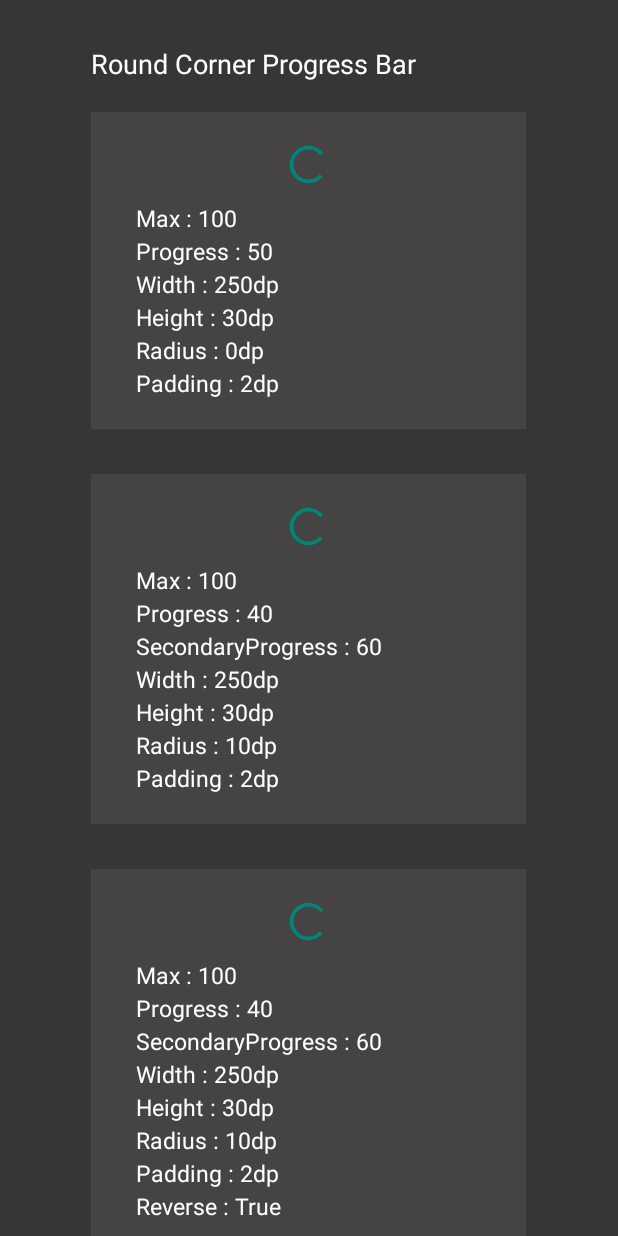
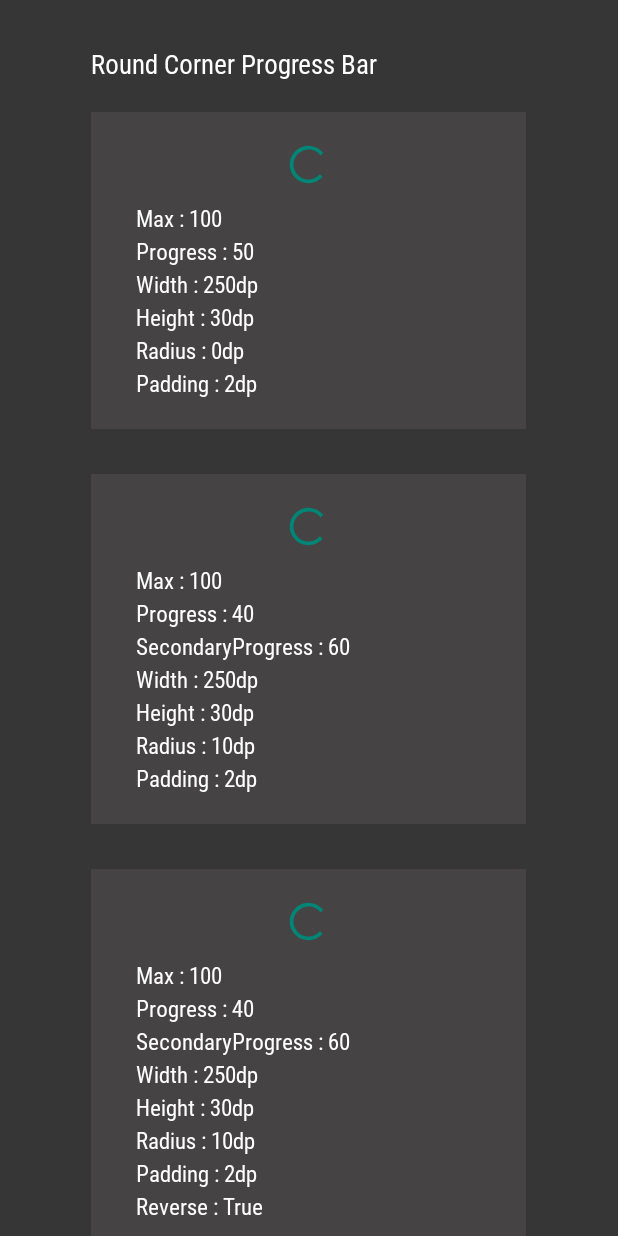
Before and after one commit to partheniadis/MT-partheniadis, an Android app: the layout activity_main_progress.xml on its own in the app's theme, with its tools: preview values and no code run, on a phone screen of 412 x 824 dp. Run offline under Robolectric (Android 15) with nearby library versions, the phone set to English and light mode, and no system bars; plain views replace IconRoundCornerProgressBar, RoundCornerProgressBar, TextRoundCornerProgressBar.

Commit message:
Added progress bar, font.

```diff
--- /dev/null
+++ b/app/src/main/java/com/example/mt_v01/CustomTextView.java
@@ -0,0 +1,26 @@
+package com.example.mt_v01;
+
+import android.content.Context;
+import android.graphics.Typeface;
+import android.util.AttributeSet;
+import android.widget.TextView;
+
+public class CustomTextView extends TextView {
+    public CustomTextView(Context context) {
+        super(context);
+        setFont();
+    }
+    public CustomTextView(Context context, AttributeSet attrs) {
+        super(context, attrs);
+        setFont();
+    }
+    public CustomTextView(Context context, AttributeSet attrs, int defStyle) {
+        super(context, attrs, defStyle);
+        setFont();
+    }
+
+    private void setFont() {
+        Typeface font = Typeface.createFromAsset(getContext().getAssets(), "fonts/RobotoCondensed-Regular.ttf");
+        setTypeface(font, Typeface.NORMAL);
+    }
+}
--- a/app/src/main/res/layout/activity_main_progress.xml
+++ b/app/src/main/res/layout/activity_main_progress.xml
@@ -32,7 +32,7 @@ limitations under the License.
         android:paddingBottom="30dp"
         android:paddingTop="30dp">
 
-        <TextView
+        <com.example.mt_v01.CustomTextView
             android:layout_width="wrap_content"
             android:layout_height="wrap_content"
             android:text="@string/round_corner_progress_bar"
@@ -58,7 +58,7 @@ limitations under the License.
                 app:rcProgressColor="@color/custom_progress_orange_progress"
                 app:rcRadius="0dp" />
 
-            <TextView
+            <com.example.mt_v01.CustomTextView
                 android:layout_width="wrap_content"
                 android:layout_height="wrap_content"
                 android:lineSpacingExtra="4dp"
@@ -91,7 +91,7 @@ limitations under the License.
                 app:rcSecondaryProgress="60"
                 app:rcSecondaryProgressColor="@color/custom_progress_green_progress_half" />
 
-            <TextView
+            <com.example.mt_v01.CustomTextView
                 android:layout_width="wrap_content"
                 android:layout_height="wrap_content"
                 android:lineSpacingExtra="4dp"
@@ -125,7 +125,7 @@ limitations under the License.
                 app:rcSecondaryProgress="60"
                 app:rcSecondaryProgressColor="@color/custom_progress_red_progress_half" />
 
-            <TextView
+            <com.example.mt_v01.CustomTextView
                 android:layout_width="wrap_content"
                 android:layout_height="wrap_content"
                 android:lineSpacingExtra="4dp"
@@ -158,7 +158,7 @@ limitations under the License.
                 app:rcProgressColor="@color/custom_progress_blue_progress"
                 app:rcRadius="20dp" />
 
-            <TextView
+            <com.example.mt_v01.CustomTextView
                 android:layout_width="wrap_content"
                 android:layout_height="wrap_content"
                 android:lineSpacingExtra="4dp"
@@ -191,7 +191,7 @@ limitations under the License.
                 app:rcProgressColor="@color/custom_progress_green_progress"
                 app:rcRadius="5dp" />
 
-            <TextView
+            <com.example.mt_v01.CustomTextView
                 android:layout_width="wrap_content"
                 android:layout_height="wrap_content"
                 android:lineSpacingExtra="4dp"
@@ -224,7 +224,7 @@ limitations under the License.
                 app:rcProgressColor="@color/custom_progress_red_progress"
                 app:rcRadius="10dp" />
 
-            <TextView
+            <com.example.mt_v01.CustomTextView
                 android:layout_width="wrap_content"
                 android:layout_height="wrap_content"
                 android:lineSpacingExtra="4dp"
@@ -257,7 +257,7 @@ limitations under the License.
                 app:rcProgressColor="@color/custom_progress_purple_progress"
                 app:rcRadius="30dp" />
 
-            <TextView
+            <com.example.mt_v01.CustomTextView
                 android:layout_width="wrap_content"
                 android:layout_height="wrap_content"
                 android:lineSpacingExtra="4dp"
@@ -269,7 +269,7 @@ limitations under the License.
 
         </LinearLayout>
 
-        <TextView
+        <com.example.mt_v01.CustomTextView
             android:layout_width="wrap_content"
             android:layout_height="wrap_content"
             android:layout_marginTop="30dp"
@@ -302,7 +302,7 @@ limitations under the License.
                 app:rcProgressColor="@color/custom_progress_red_progress"
                 app:rcRadius="5dp" />
 
-            <TextView
+            <com.example.mt_v01.CustomTextView
                 android:layout_width="wrap_content"
                 android:layout_height="wrap_content"
                 android:lineSpacingExtra="4dp"
@@ -340,7 +340,7 @@ limitations under the License.
                 app:rcRadius="5dp"
                 app:rcReverse="true" />
 
-            <TextView
+            <com.example.mt_v01.CustomTextView
                 android:layout_width="wrap_content"
                 android:layout_height="wrap_content"
                 android:lineSpacingExtra="4dp"
@@ -379,7 +379,7 @@ limitations under the License.
                 app:rcSecondaryProgress="80"
                 app:rcSecondaryProgressColor="@color/custom_progress_orange_progress_half" />
 
-            <TextView
+            <com.example.mt_v01.CustomTextView
                 android:layout_width="wrap_content"
                 android:layout_height="wrap_content"
                 android:lineSpacingExtra="4dp"
@@ -417,7 +417,7 @@ limitations under the License.
                 app:rcProgressColor="@color/custom_progress_blue_progress"
                 app:rcRadius="5dp" />
 
-            <TextView
+            <com.example.mt_v01.CustomTextView
                 android:layout_width="wrap_content"
                 android:layout_height="wrap_content"
                 android:lineSpacingExtra="4dp"
@@ -454,7 +454,7 @@ limitations under the License.
                 app:rcProgressColor="@color/custom_progress_green_progress"
                 app:rcRadius="5dp" />
 
-            <TextView
+            <com.example.mt_v01.CustomTextView
                 android:layout_width="wrap_content"
                 android:layout_height="wrap_content"
                 android:lineSpacingExtra="4dp"
@@ -491,7 +491,7 @@ limitations under the License.
                 app:rcProgressColor="@color/custom_progress_purple_progress"
                 app:rcRadius="0dp" />
 
-            <TextView
+            <com.example.mt_v01.CustomTextView
                 android:layout_width="wrap_content"
                 android:layout_height="wrap_content"
                 android:lineSpacingExtra="4dp"
@@ -529,7 +529,7 @@ limitations under the License.
                 app:rcProgressColor="@color/custom_progress_orange_progress"
                 app:rcRadius="30dp" />
 
-            <TextView
+            <com.example.mt_v01.CustomTextView
                 android:layout_width="wrap_content"
                 android:layout_height="wrap_content"
                 android:lineSpacingExtra="4dp"
@@ -541,7 +541,7 @@ limitations under the License.
 
         </LinearLayout>
 
-        <TextView
+        <com.example.mt_v01.CustomTextView
             android:layout_width="wrap_content"
             android:layout_height="wrap_content"
             android:layout_marginTop="30dp"
@@ -576,7 +576,7 @@ limitations under the License.
                 app:rcTextProgressMargin="10dp"
                 app:rcTextProgressSize="14sp" />
 
-            <TextView
+            <com.example.mt_v01.CustomTextView
                 android:layout_width="wrap_content"
                 android:layout_height="wrap_content"
                 android:lineSpacingExtra="4dp"
@@ -613,7 +613,7 @@ limitations under the License.
                 app:rcTextProgressMargin="10dp"
                 app:rcTextProgressSize="12sp" />
 
-            <TextView
+            <com.example.mt_v01.CustomTextView
                 android:layout_width="wrap_content"
                 android:layout_height="wrap_content"
                 android:lineSpacingExtra="4dp"
@@ -651,7 +651,7 @@ limitations under the License.
                 app:rcTextProgressMargin="5dp"
                 app:rcTextProgressSize="20sp" />
 
-            <TextView
+            <com.example.mt_v01.CustomTextView
                 android:layout_width="wrap_content"
                 android:layout_height="wrap_content"
                 android:lineSpacingExtra="4dp"
@@ -663,7 +663,7 @@ limitations under the License.
 
         </LinearLayout>
 
-        <TextView
+        <com.example.mt_v01.CustomTextView
             android:layout_width="wrap_content"
             android:layout_height="wrap_content"
             android:layout_marginTop="30dp"
@@ -703,7 +703,7 @@ limitations under the License.
                     android:textColor="@color/text"
                     android:textSize="18sp" />
 
-                <TextView
+                <com.example.mt_v01.CustomTextView
                     android:id="@+id/tv_progress_one"
                     android:layout_width="0dp"
                     android:layout_height="wrap_content"
@@ -757,7 +757,7 @@ limitations under the License.
                     android:textColor="@color/text"
                     android:textSize="18sp" />
 
-                <TextView
+                <com.example.mt_v01.CustomTextView
                     android:id="@+id/tv_progress_two"
                     android:layout_width="0dp"
                     android:layout_height="wrap_content"
--- a/app/src/main/res/layout/fragment_apostoles.xml
+++ b/app/src/main/res/layout/fragment_apostoles.xml
@@ -8,7 +8,7 @@
     android:orientation="vertical"
 >
 
-    <TextView
+    <com.example.mt_v01.CustomTextView
         android:id="@+id/title_apostoles"
         android:layout_width="match_parent"
         android:layout_height="wrap_content"
--- a/app/src/main/res/layout/fragment_chartis.xml
+++ b/app/src/main/res/layout/fragment_chartis.xml
@@ -4,7 +4,7 @@
     android:layout_height="match_parent"
     >
 
-    <TextView
+    <com.example.mt_v01.CustomTextView
         android:id="@+id/title_chartes"
         android:layout_width="match_parent"
         android:layout_height="wrap_content"
--- a/app/src/main/res/layout/fragment_ergaliothiki.xml
+++ b/app/src/main/res/layout/fragment_ergaliothiki.xml
@@ -15,7 +15,7 @@
             android:paddingRight="22dp"
             >
 
-            <TextView
+            <com.example.mt_v01.CustomTextView
                 android:id="@+id/textView2"
                 android:layout_width="match_parent"
                 android:layout_height="wrap_content"
@@ -68,7 +68,7 @@
                                 android:layout_height="match_parent"
                                 >
 
-                                <TextView android:gravity="left"
+                                <com.example.mt_v01.CustomTextView android:gravity="left"
                                     android:text="Εργαλεία"/>
 
                             </TableRow>
--- a/app/src/main/res/layout/fragment_rithmisis.xml
+++ b/app/src/main/res/layout/fragment_rithmisis.xml
@@ -5,7 +5,7 @@
     android:paddingLeft="22dp"
     android:paddingRight="22dp">
 
-    <TextView
+    <com.example.mt_v01.CustomTextView
         android:id="@+id/title_rithmisis"
         android:layout_width="match_parent"
         android:layout_height="wrap_content"
@@ -21,7 +21,7 @@
         android:layout_width="match_parent"
         android:layout_height="22dp"/>
 
-    <TextView
+    <com.example.mt_v01.CustomTextView
         android:id="@+id/textView3"
         android:layout_width="match_parent"
         android:layout_height="wrap_content"
```
Also changed, not shown: app/src/main/java/com/example/mt_v01/MainActivity.java (+6 -10 lines), app/src/main/res/layout/activity_main_coord.xml (+4 -3 lines), app/src/main/assets/fonts/RobotoCondensed-Bold.ttf (added), app/src/main/assets/fonts/RobotoCondensed-BoldItalic.ttf (added), app/src/main/assets/fonts/RobotoCondensed-Italic.ttf (added), app/src/main/assets/fonts/RobotoCondensed-Light.ttf (added), app/src/main/assets/fonts/RobotoCondensed-LightItalic.ttf (added), app/src/main/assets/fonts/RobotoCondensed-Regular.ttf (added), app/src/main/res/drawable-v24/arximastoras.png (added).
